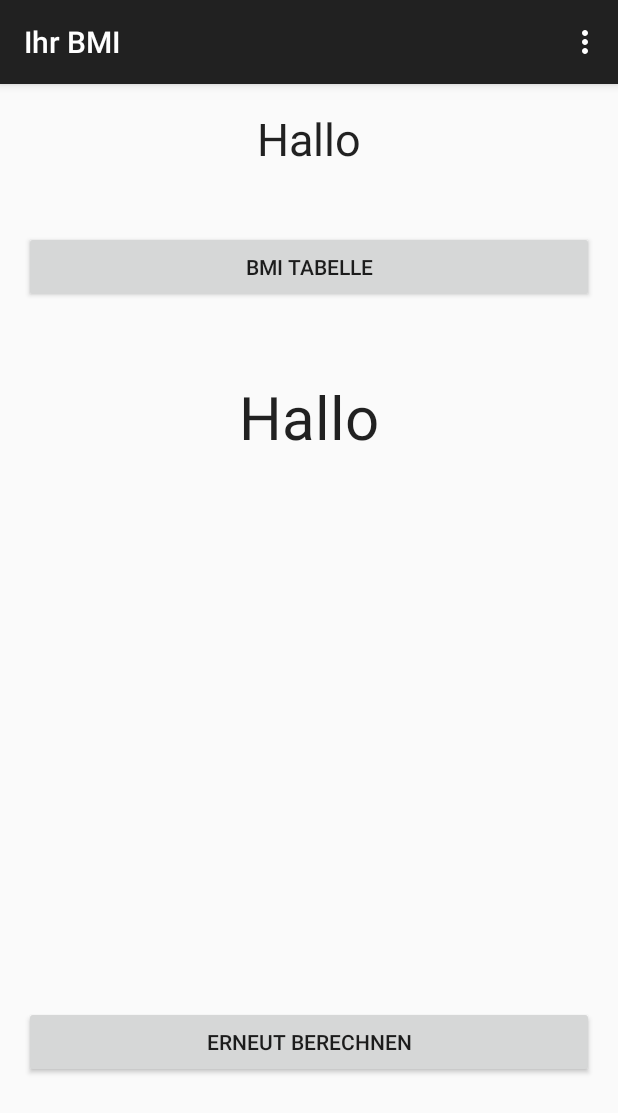
After one commit to markusrumpler/BMI_Rechner, an Android app: the showBMI screen opened directly, with no data from a screen before it, on a phone screen of 412 x 824 dp. The commit adds this screen. Shown: the top 1113 px of the screen. Run offline under Robolectric (Android 15) with nearby library versions, the phone set to English and light mode, and no system bars.

Commit message:
Benutzereingabe wird auf eine andere Activity mittels Intent weiter gegeben und anschließend der BMI errechnet

```diff
--- a/Schweiger/BMI_Rechner/app/src/main/AndroidManifest.xml
+++ b/Schweiger/BMI_Rechner/app/src/main/AndroidManifest.xml
@@ -9,13 +9,17 @@
         android:theme="@style/AppTheme" >
         <activity
             android:name=".MainActivity"
-            android:label="@string/app_name">
+            android:label="@string/app_name" >
             <intent-filter>
                 <action android:name="android.intent.action.MAIN" />
 
                 <category android:name="android.intent.category.LAUNCHER" />
             </intent-filter>
         </activity>
+        <activity
+            android:name=".showBMI"
+            android:label="@string/title_activity_show_bmi" >
+        </activity>
     </application>
 
 </manifest>
--- /dev/null
+++ b/Schweiger/BMI_Rechner/app/src/main/java/com/example/michi/bmi_rechner/showBMI.java
@@ -0,0 +1,143 @@
+package com.example.michi.bmi_rechner;
+
+import android.app.AlertDialog;
+import android.content.DialogInterface;
+import android.content.Intent;
+import android.graphics.Bitmap;
+import android.graphics.BitmapFactory;
+import android.graphics.Color;
+import android.os.Bundle;
+import android.support.v7.app.AppCompatActivity;
+import android.view.Menu;
+import android.view.MenuItem;
+import android.view.View;
+import android.widget.Button;
+import android.widget.ImageView;
+import android.widget.TextView;
+
+public class showBMI extends AppCompatActivity implements Button.OnClickListener{
+
+    public TextView user_name;
+    public TextView user_bmi;
+    public Button back_button;
+    public Button show_bmi_table;
+
+    public float user_weight;
+    public float user_height;
+
+    @Override
+    protected void onCreate(Bundle savedInstanceState) {
+        super.onCreate(savedInstanceState);
+        setContentView(R.layout.activity_show_bmi);
+
+        user_name = (TextView) findViewById(R.id.name_txtView);
+        user_bmi = (TextView) findViewById(R.id.bmi_txtView);
+        back_button = (Button) findViewById(R.id.back_button);
+        show_bmi_table = (Button) findViewById(R.id.table_button);
+        back_button.setOnClickListener(this);
+        show_bmi_table.setOnClickListener(this);
+
+        final Bundle userdata = getIntent().getExtras();
+
+        if (userdata != null) {
+            final CalculateBMI ergebnis = new CalculateBMI();
+
+            user_weight = userdata.getFloat(MainActivity.intent_weight);
+            user_height = userdata.getFloat(MainActivity.intent_height);
+            ergebnis.user_height = userdata.getFloat(MainActivity.intent_height);
+            ergebnis.user_weight =  userdata.getFloat(MainActivity.intent_weight);
+            String str_name = userdata.getString("intent_name");
+
+            ergebnis.return_bmi();
+
+            double double_user_bmi = ergebnis.round_bmi;
+            String bmi_description;
+            if (double_user_bmi > 40){
+                bmi_description = "krankhafte Fettsucht";
+                user_bmi.setBackgroundColor(Color.RED);
+            }
+            else if (double_user_bmi > 30) {
+                bmi_description = "Fettsucht";
+                user_bmi.setBackgroundColor(Color.YELLOW);
+            }
+            else if (double_user_bmi > 25){
+                bmi_description = "Übergewicht";
+                user_bmi.setBackgroundColor(Color.BLUE);
+            }
+            else if (double_user_bmi > 18.5){
+                bmi_description = "Normalgewicht";
+                user_bmi.setBackgroundColor(Color.GREEN);
+            }
+            else{
+                bmi_description = "Untergewicht";
+                user_bmi.setBackgroundColor(Color.LTGRAY);
+            }
+
+            user_name.setText("Ihr BMI beträgt: ");
+            user_bmi.setText(String.valueOf(double_user_bmi)
+                    + "\n" + bmi_description);
+        }
+
+
+    }
+
+    @Override
+    public boolean onCreateOptionsMenu(Menu menu) {
+        // Inflate the menu; this adds items to the action bar if it is present.
+        getMenuInflater().inflate(R.menu.menu_show_bmi, menu);
+        return true;
+    }
+
+    @Override
+    public boolean onOptionsItemSelected(MenuItem item) {
+        // Handle action bar item clicks here. The action bar will
+        // automatically handle clicks on the Home/Up button, so long
+        // as you specify a parent activity in AndroidManifest.xml.
+        int id = item.getItemId();
+
+        //noinspection SimplifiableIfStatement
+        if (id == R.id.action_settings) {
+            return true;
+        }
+
+        return super.onOptionsItemSelected(item);
+    }
+
+    @Override
+    public void onClick(View v) {
+        if(v == back_button){
+            final Intent intent = new Intent(this, MainActivity.class);
+
+            intent.putExtra("intent_weight", user_weight);
+            intent.putExtra("intent_height", user_height);
+
+
+            startActivity(intent);
+        }
+        else if(v == show_bmi_table){
+            show_BMI_table();
+        }
+    }
+
+    public void show_BMI_table(){
+        AlertDialog.Builder alert = new AlertDialog.Builder(this);
+        alert.setTitle("BMI Tabelle");
+
+        final ImageView img1 = new ImageView(this);
+
+        Bitmap bMap = BitmapFactory.decodeResource(getResources(), R.drawable.bmi_tabelle);
+        Bitmap bMapScaled = Bitmap.createScaledBitmap(bMap, 1000, 800, true);
+        img1.setImageBitmap(bMapScaled);
+
+        alert.setView(img1);
+
+        alert.setNegativeButton("Schließen", new DialogInterface.OnClickListener() {
+            public void onClick(DialogInterface dialog, int whichButton) {
+
+                dialog.dismiss();
+
+            }
+        });
+        alert.show();
+    }
+}
--- /dev/null
+++ b/Schweiger/BMI_Rechner/app/src/main/res/layout/activity_show_bmi.xml
@@ -0,0 +1,63 @@
+<RelativeLayout xmlns:android="http://schemas.android.com/apk/res/android"
+    xmlns:tools="http://schemas.android.com/tools" android:layout_width="match_parent"
+    android:layout_height="match_parent" android:paddingLeft="@dimen/activity_horizontal_margin"
+    android:paddingRight="@dimen/activity_horizontal_margin"
+    android:paddingTop="@dimen/activity_vertical_margin"
+    android:paddingBottom="@dimen/activity_vertical_margin"
+    tools:context="com.example.michi.bmi_rechner.showBMI">
+
+    <TextView
+        android:layout_width="wrap_content"
+        android:layout_height="wrap_content"
+        android:textAppearance="?android:attr/textAppearanceLarge"
+        android:text="Hallo"
+        android:id="@+id/name_txtView"
+        android:editable="false"
+        android:gravity="center"
+        android:textSize="30sp"
+        android:layout_alignParentTop="true"
+        android:layout_alignParentLeft="true"
+        android:layout_alignParentStart="true"
+        android:layout_alignParentRight="true"
+        android:layout_alignParentEnd="true" />
+
+    <TextView
+        android:layout_width="wrap_content"
+        android:layout_height="wrap_content"
+        android:textAppearance="?android:attr/textAppearanceLarge"
+        android:text="Hallo"
+        android:id="@+id/bmi_txtView"
+        android:editable="false"
+        android:gravity="center"
+        android:textSize="40sp"
+        android:layout_below="@+id/name_txtView"
+        android:layout_marginTop="138dp"
+        android:layout_alignParentLeft="true"
+        android:layout_alignParentStart="true"
+        android:layout_alignParentRight="true"
+        android:layout_alignParentEnd="true" />
+
+    <Button
+        android:layout_width="wrap_content"
+        android:layout_height="wrap_content"
+        android:text="@string/back_button"
+        android:id="@+id/back_button"
+        android:layout_alignParentBottom="true"
+        android:layout_alignParentLeft="true"
+        android:layout_alignParentStart="true"
+        android:layout_marginBottom="89dp"
+        android:layout_alignParentRight="true"
+        android:layout_alignParentEnd="true" />
+
+    <Button
+        android:layout_width="wrap_content"
+        android:layout_height="wrap_content"
+        android:text="@string/show_BMI_table"
+        android:id="@+id/table_button"
+        android:layout_below="@+id/name_txtView"
+        android:layout_alignParentLeft="true"
+        android:layout_alignParentStart="true"
+        android:layout_marginTop="41dp"
+        android:layout_alignParentRight="true"
+        android:layout_alignParentEnd="true" />
+</RelativeLayout>
--- /dev/null
+++ b/Schweiger/BMI_Rechner/app/src/main/res/menu/menu_show_bmi.xml
@@ -0,0 +1,7 @@
+<menu xmlns:android="http://schemas.android.com/apk/res/android"
+    xmlns:app="http://schemas.android.com/apk/res-auto"
+    xmlns:tools="http://schemas.android.com/tools"
+    tools:context="com.example.michi.bmi_rechner.showBMI">
+    <item android:id="@+id/action_settings" android:title="@string/action_settings"
+        android:orderInCategory="100" app:showAsAction="never" />
+</menu>
--- a/Schweiger/BMI_Rechner/app/src/main/res/values/strings.xml
+++ b/Schweiger/BMI_Rechner/app/src/main/res/values/strings.xml
@@ -11,4 +11,13 @@
     <string name="age">Fill in your age(optional)</string>
     <string name="name">Fill in your name(optional)</string>
     <string name="button_name">Calculate</string>
+
+    /*Strings for bmi_einstellungen.xml*/
+    <string name="txt_einstell_cat_title_allg">Allgemein</string>
+    <string name="txt_einstell_nickname">Nickname</string>
+    <string name="title_activity_show_bmi">Ihr BMI</string>
+
+    /*Strings for showBMI.xml*/
+    <string name="back_button">Erneut berechnen</string>
+    <string name="show_BMI_table">BMI Tabelle</string>
 </resources>
```
Also changed, not shown: Schweiger/BMI_Rechner/app/src/main/java/com/example/michi/bmi_rechner/CalculateBMI.java (added, +21 -0 lines), Schweiger/BMI_Rechner/app/src/main/java/com/example/michi/bmi_rechner/MainActivity.java (+48 -6 lines), Schweiger/BMI_Rechner/app/src/main/res/xml/bmi_einstellungen.xml (added, +35 -0 lines), Schweiger/BMI_Rechner/app/src/main/res/drawable/bmi_tabelle.PNG (added).
